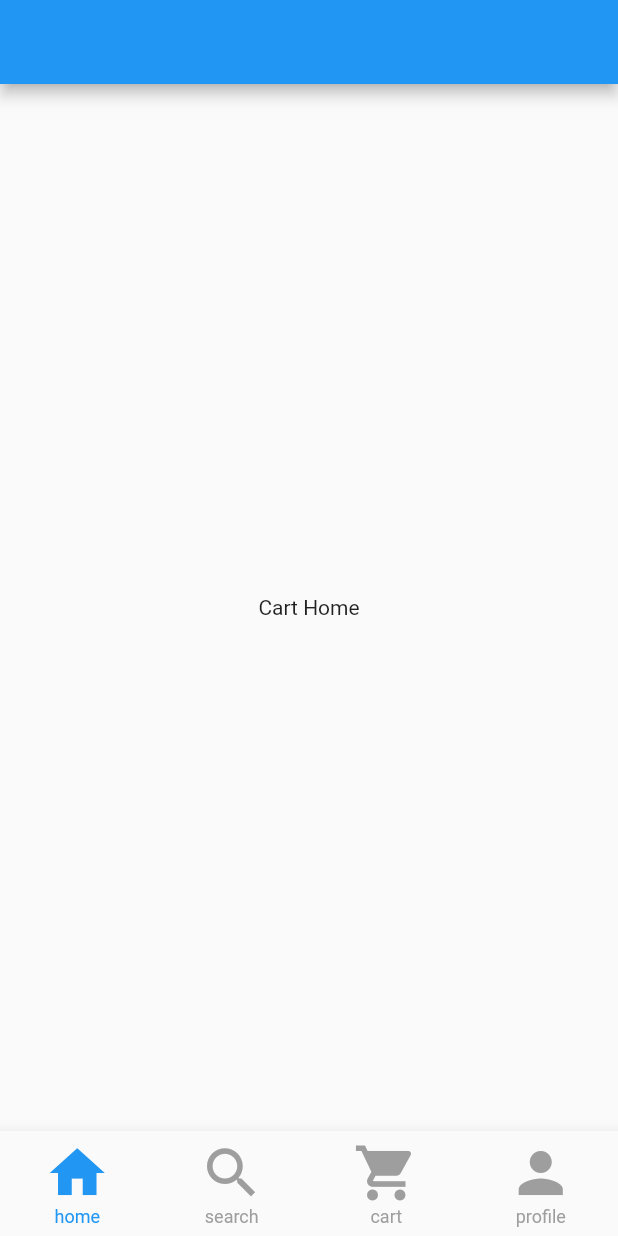
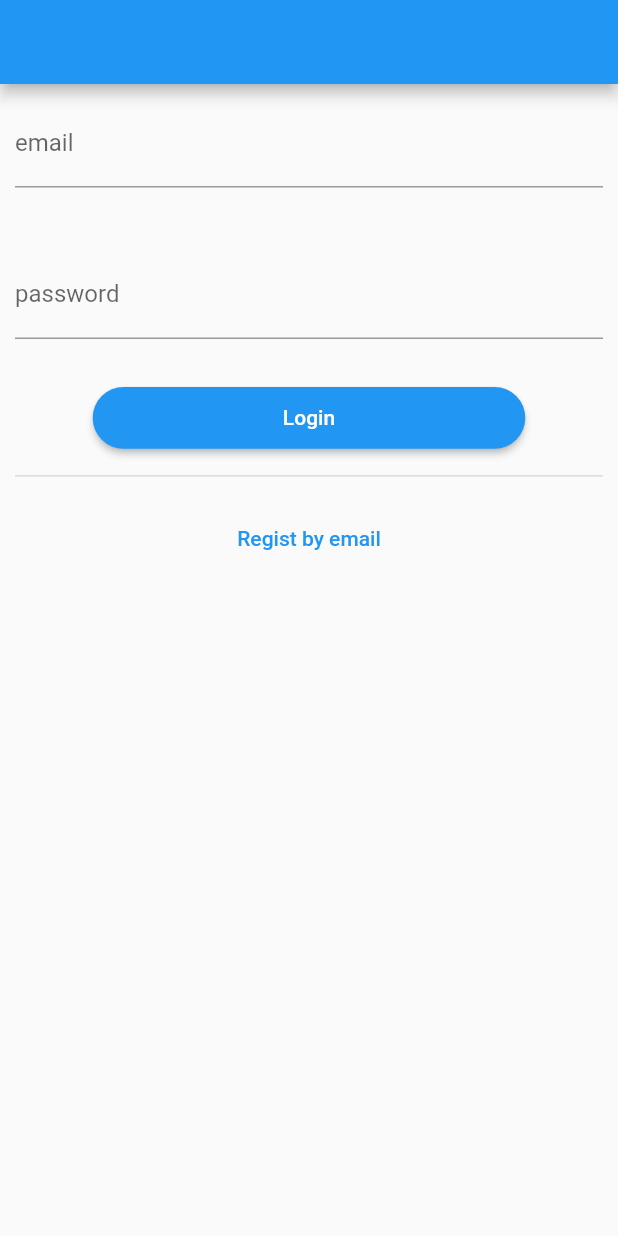
Before and after one commit to tkdlek11112/shopingmall_flutter, a Flutter app: the screen it shows after launch, on a phone screen of 412 x 824 dp. Run offline on Flutter 3.47's test engine with Material 2 defaults, Android fonts, the phone set to English and light mode, and no system bars; our stand-ins replace shared_preferences.

Commit message:
:art: 로그인/회원가입 화면 UI 개발

```diff
--- a/lib/main.dart
+++ b/lib/main.dart
@@ -1,5 +1,8 @@
 import 'package:flutter/material.dart';
+import 'screens/screen_splash.dart';
 import 'screens/screen_index.dart';
+import 'screens/screen_login.dart';
+import 'screens/screen_register.dart';
 
 void main (){
   runApp(MyApp());
@@ -13,8 +16,11 @@ class MyApp extends StatelessWidget {
       title: 'Flutter Shopping mall',
       routes: {
         '/index': (context) => IndexScreen(),
+        '/login': (context) => LoginScreen(),
+        '/splash': (context) => SplashScreen(),
+        '/register': (context) => RegisterScreen(),
       },
-      initialRoute: '/index',
+      initialRoute: '/splash',
     );
   }
 }
--- /dev/null
+++ b/lib/screens/screen_login.dart
@@ -0,0 +1,90 @@
+import 'package:flutter/material.dart';
+
+class LoginScreen extends StatelessWidget {
+  @override
+  Widget build(BuildContext context) {
+    return Scaffold(
+      appBar: AppBar(),
+      body: Column(
+        children: [
+          EmailInput(),
+          PasswordInput(),
+          LoginButton(),
+          Padding(
+            padding: EdgeInsets.all(10),
+            child: Divider(
+              thickness: 1,
+            ),
+          ),
+          RegisterButton(),
+        ],
+      ),
+    );
+  }
+}
+
+class EmailInput extends StatelessWidget {
+  @override
+  Widget build(BuildContext context) {
+    return Container(
+      padding: EdgeInsets.all(10),
+      child: TextField(
+        onChanged: (email) {},
+        keyboardType: TextInputType.emailAddress,
+        decoration: InputDecoration(
+          labelText: 'email',
+          helperText: '',
+        ),
+      ),
+    );
+  }
+}
+
+class PasswordInput extends StatelessWidget {
+  @override
+  Widget build(BuildContext context) {
+    return Container(
+      padding: EdgeInsets.all(10),
+      child: TextField(
+        onChanged: (password) {},
+        obscureText: true,
+        decoration: InputDecoration(
+          labelText: 'password',
+          helperText: '',
+        ),
+      ),
+    );
+  }
+}
+
+class LoginButton extends StatelessWidget {
+  @override
+  Widget build(BuildContext context) {
+    return Container(
+      width: MediaQuery.of(context).size.width * 0.7,
+      height: MediaQuery.of(context).size.height * 0.05,
+      child: ElevatedButton(
+        style: ElevatedButton.styleFrom(
+          shape: RoundedRectangleBorder(
+            borderRadius: BorderRadius.circular(30.0),
+          ),
+        ),
+        onPressed: () {},
+        child: Text('Login'),
+      ),
+    );
+  }
+}
+
+class RegisterButton extends StatelessWidget {
+  @override
+  Widget build(BuildContext context) {
+    return TextButton(
+        onPressed: () {
+          Navigator.of(context).pushNamed('/register');
+        },
+        child: Text(
+          'Regist by email',
+        ));
+  }
+}
--- a/pubspec.yaml
+++ b/pubspec.yaml
@@ -34,6 +34,11 @@ dependencies:
   # The following adds the Cupertino Icons font to your application.
   # Use with the CupertinoIcons class for iOS style icons.
   cupertino_icons: ^1.0.2
+  shared_preferences: ^2.0.15
+  firebase_core: ^1.19.2
+  cloud_firestore: ^3.3.0
+  firebase_auth: ^3.4.2
+  provider: ^6.0.3
 
 dev_dependencies:
   flutter_test:
```
Also changed, not shown: lib/screens/screen_register.dart (added, +92 -0 lines), lib/screens/screen_splash.dart (added, +50 -0 lines), pubspec.lock.
